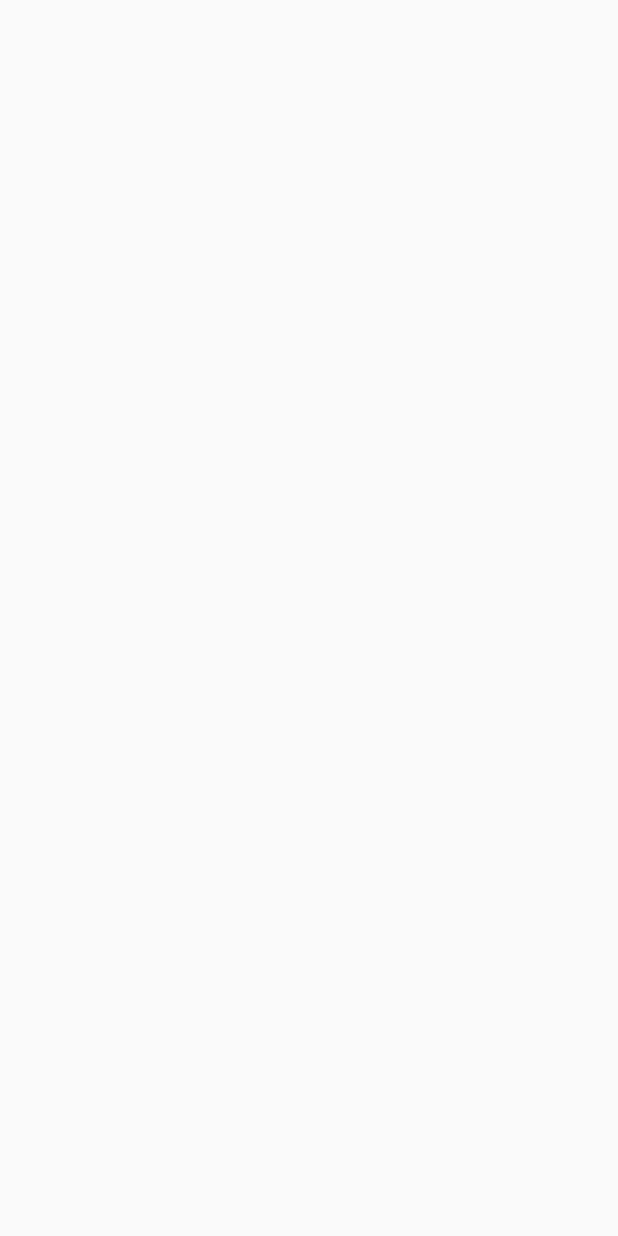
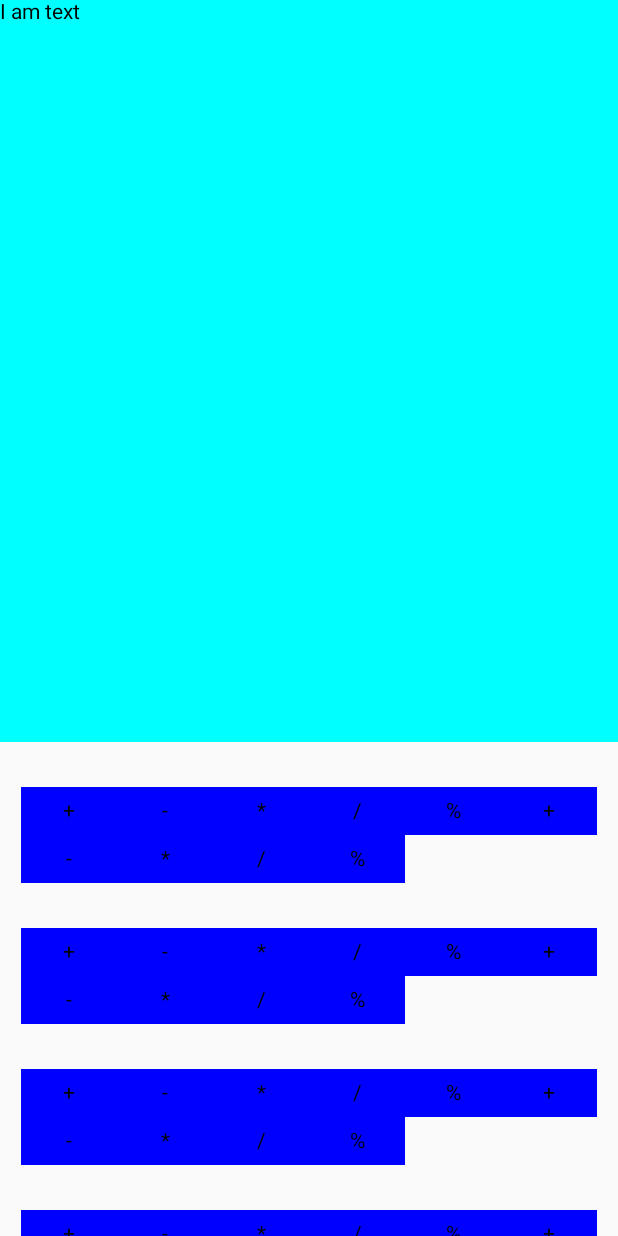
Before and after one commit to VitrivDolkom/hitsFirstMobile, an Android app built with Jetpack Compose: the screen it shows after launch (MainActivity before the commit, CodeBlockActivity after it), on a phone screen of 412 x 824 dp. Before the commit the screen is empty. Run offline under Robolectric (Android 15) with nearby library versions, the phone set to English and light mode, and no system bars.

Commit message:
simple draggable blocks, flow layouts

```diff
--- a/app/src/main/AndroidManifest.xml
+++ b/app/src/main/AndroidManifest.xml
@@ -12,10 +12,10 @@
         android:theme="@style/Theme.FirstMobile"
         tools:targetApi="31">
         <activity
-            android:name=".CodeBlockActivity"
+            android:name=".views.MainActivity"
             android:exported="false" />
         <activity
-            android:name=".views.MainActivity"
+            android:name=".views.CodeBlockActivity"
             android:exported="true"
             android:label="@string/app_name"
             android:theme="@style/Theme.FirstMobile">
--- a/app/src/main/java/com/example/firstmobile/model/MathOperation.kt
+++ b/app/src/main/java/com/example/firstmobile/model/MathOperation.kt
@@ -1,5 +1,6 @@
 package com.example.firstmobile.model
 
 enum class MathOperation(val symbol: Char) {
-    ADD('+'), SUBTRACT('-'), MULTIPLY('*'), DIVIDE('/'), PERCENT('%')
+    ADD('+'), SUBTRACT('-'), MULTIPLY('*'), DIVIDE('/'), PERCENT('%'),
+    ADD1('+'), SUBTRACT1('-'), MULTIPLY1('*'), DIVIDE1('/'), PERCENT1('%')
 }
--- a/app/src/main/java/com/example/firstmobile/ui/theme/Color.kt
+++ b/app/src/main/java/com/example/firstmobile/ui/theme/Color.kt
@@ -6,3 +6,4 @@ val Purple200 = Color(0xFFBB86FC)
 val Purple500 = Color(0xFF6200EE)
 val Purple700 = Color(0xFF3700B3)
 val Teal200 = Color(0xFF03DAC5)
+val BlockBackground = Color.Blue
--- /dev/null
+++ b/app/src/main/java/com/example/firstmobile/utils/flowlayouts/Flow.kt
@@ -0,0 +1,353 @@
+package com.example.firstmobile.utils.flowlayouts
+
+import androidx.compose.foundation.layout.Arrangement
+import androidx.compose.runtime.Composable
+import androidx.compose.ui.Alignment
+import androidx.compose.ui.Modifier
+import androidx.compose.ui.layout.Layout
+import androidx.compose.ui.layout.Placeable
+import androidx.compose.ui.unit.Constraints
+import androidx.compose.ui.unit.Dp
+import androidx.compose.ui.unit.IntSize
+import androidx.compose.ui.unit.LayoutDirection
+import androidx.compose.ui.unit.dp
+import kotlin.math.max
+
+/**
+ * A composable that places its children in a horizontal flow. Unlike [Row], if the
+ * horizontal space is too small to put all the children in one row, multiple rows may be used.
+ *
+ * Note that just like [Row], flex values cannot be used with [FlowRow].
+ *
+ * @param modifier The modifier to be applied to the FlowRow.
+ * @param mainAxisSize The size of the layout in the main axis direction.
+ * @param mainAxisAlignment The alignment of each row's children in the main axis direction.
+ * @param mainAxisSpacing The main axis spacing between the children of each row.
+ * @param crossAxisAlignment The alignment of each row's children in the cross axis direction.
+ * @param crossAxisSpacing The cross axis spacing between the rows of the layout.
+ * @param lastLineMainAxisAlignment Overrides the main axis alignment of the last row.
+ */
+@Composable
+public fun FlowRow(
+    modifier: Modifier = Modifier,
+    mainAxisSize: SizeMode = SizeMode.Wrap,
+    mainAxisAlignment: FlowMainAxisAlignment = FlowMainAxisAlignment.Start,
+    mainAxisSpacing: Dp = 0.dp,
+    crossAxisAlignment: FlowCrossAxisAlignment = FlowCrossAxisAlignment.Start,
+    crossAxisSpacing: Dp = 0.dp,
+    lastLineMainAxisAlignment: FlowMainAxisAlignment = mainAxisAlignment,
+    content: @Composable () -> Unit
+) {
+    Flow(
+        modifier = modifier,
+        orientation = LayoutOrientation.Horizontal,
+        mainAxisSize = mainAxisSize,
+        mainAxisAlignment = mainAxisAlignment,
+        mainAxisSpacing = mainAxisSpacing,
+        crossAxisAlignment = crossAxisAlignment,
+        crossAxisSpacing = crossAxisSpacing,
+        lastLineMainAxisAlignment = lastLineMainAxisAlignment,
+        content = content
+    )
+}
+
+/**
+ * A composable that places its children in a vertical flow. Unlike [Column], if the
+ * vertical space is too small to put all the children in one column, multiple columns may be used.
+ *
+ * Note that just like [Column], flex values cannot be used with [FlowColumn].
+ *
+ * @param modifier The modifier to be applied to the FlowColumn.
+ * @param mainAxisSize The size of the layout in the main axis direction.
+ * @param mainAxisAlignment The alignment of each column's children in the main axis direction.
+ * @param mainAxisSpacing The main axis spacing between the children of each column.
+ * @param crossAxisAlignment The alignment of each column's children in the cross axis direction.
+ * @param crossAxisSpacing The cross axis spacing between the columns of the layout.
+ * @param lastLineMainAxisAlignment Overrides the main axis alignment of the last column.
+ */
+@Composable
+public fun FlowColumn(
+    modifier: Modifier = Modifier,
+    mainAxisSize: SizeMode = SizeMode.Wrap,
+    mainAxisAlignment: FlowMainAxisAlignment = FlowMainAxisAlignment.Start,
+    mainAxisSpacing: Dp = 0.dp,
+    crossAxisAlignment: FlowCrossAxisAlignment = FlowCrossAxisAlignment.Start,
+    crossAxisSpacing: Dp = 0.dp,
+    lastLineMainAxisAlignment: FlowMainAxisAlignment = mainAxisAlignment,
+    content: @Composable () -> Unit
+) {
+    Flow(
+        modifier = modifier,
+        orientation = LayoutOrientation.Vertical,
+        mainAxisSize = mainAxisSize,
+        mainAxisAlignment = mainAxisAlignment,
+        mainAxisSpacing = mainAxisSpacing,
+        crossAxisAlignment = crossAxisAlignment,
+        crossAxisSpacing = crossAxisSpacing,
+        lastLineMainAxisAlignment = lastLineMainAxisAlignment,
+        content = content
+    )
+}
+
+/**
+ * Used to specify the alignment of a layout's children, in cross axis direction.
+ */
+public enum class FlowCrossAxisAlignment {
+    /**
+     * Place children such that their center is in the middle of the cross axis.
+     */
+    Center,
+    /**
+     * Place children such that their start edge is aligned to the start edge of the cross axis.
+     */
+    Start,
+    /**
+     * Place children such that their end edge is aligned to the end edge of the cross axis.
+     */
+    End,
+}
+
+public typealias FlowMainAxisAlignment = MainAxisAlignment
+
+/**
+ * Layout model that arranges its children in a horizontal or vertical flow.
+ */
+@Composable
+private fun Flow(
+    modifier: Modifier,
+    orientation: LayoutOrientation,
+    mainAxisSize: SizeMode,
+    mainAxisAlignment: FlowMainAxisAlignment,
+    mainAxisSpacing: Dp,
+    crossAxisAlignment: FlowCrossAxisAlignment,
+    crossAxisSpacing: Dp,
+    lastLineMainAxisAlignment: FlowMainAxisAlignment,
+    content: @Composable () -> Unit
+) {
+    fun Placeable.mainAxisSize() =
+        if (orientation == LayoutOrientation.Horizontal) width else height
+    fun Placeable.crossAxisSize() =
+        if (orientation == LayoutOrientation.Horizontal) height else width
+
+    Layout(content, modifier) { measurables, outerConstraints ->
+        val sequences = mutableListOf<List<Placeable>>()
+        val crossAxisSizes = mutableListOf<Int>()
+        val crossAxisPositions = mutableListOf<Int>()
+
+        var mainAxisSpace = 0
+        var crossAxisSpace = 0
+
+        val currentSequence = mutableListOf<Placeable>()
+        var currentMainAxisSize = 0
+        var currentCrossAxisSize = 0
+
+        val constraints = OrientationIndependentConstraints(outerConstraints, orientation)
+
+        val childConstraints = if (orientation == LayoutOrientation.Horizontal) {
+            Constraints(maxWidth = constraints.mainAxisMax)
+        } else {
+            Constraints(maxHeight = constraints.mainAxisMax)
+        }
+
+        // Return whether the placeable can be added to the current sequence.
+        fun canAddToCurrentSequence(placeable: Placeable) =
+            currentSequence.isEmpty() || currentMainAxisSize + mainAxisSpacing.roundToPx() +
+                    placeable.mainAxisSize() <= constraints.mainAxisMax
+
+        // Store current sequence information and start a new sequence.
+        fun startNewSequence() {
+            if (sequences.isNotEmpty()) {
+                crossAxisSpace += crossAxisSpacing.roundToPx()
+            }
+            sequences += currentSequence.toList()
+            crossAxisSizes += currentCrossAxisSize
+            crossAxisPositions += crossAxisSpace
+
+            crossAxisSpace += currentCrossAxisSize
+            mainAxisSpace = max(mainAxisSpace, currentMainAxisSize)
+
+            currentSequence.clear()
+            currentMainAxisSize = 0
+            currentCrossAxisSize = 0
+        }
+
+        for (measurable in measurables) {
+            // Ask the child for its preferred size.
+            val placeable = measurable.measure(childConstraints)
+
+            // Start a new sequence if there is not enough space.
+            if (!canAddToCurrentSequence(placeable)) startNewSequence()
+
+            // Add the child to the current sequence.
+            if (currentSequence.isNotEmpty()) {
+                currentMainAxisSize += mainAxisSpacing.roundToPx()
+            }
+            currentSequence.add(placeable)
+            currentMainAxisSize += placeable.mainAxisSize()
+            currentCrossAxisSize = max(currentCrossAxisSize, placeable.crossAxisSize())
+        }
+
+        if (currentSequence.isNotEmpty()) startNewSequence()
+
+        val mainAxisLayoutSize = if (constraints.mainAxisMax != Constraints.Infinity &&
+            mainAxisSize == SizeMode.Expand
+        ) {
+            constraints.mainAxisMax
+        } else {
+            max(mainAxisSpace, constraints.mainAxisMin)
+        }
+        val crossAxisLayoutSize = max(crossAxisSpace, constraints.crossAxisMin)
+
+        val layoutWidth = if (orientation == LayoutOrientation.Horizontal) {
+            mainAxisLayoutSize
+        } else {
+            crossAxisLayoutSize
+        }
+        val layoutHeight = if (orientation == LayoutOrientation.Horizontal) {
+            crossAxisLayoutSize
+        } else {
+            mainAxisLayoutSize
+        }
+
+        layout(layoutWidth, layoutHeight) {
+            sequences.forEachIndexed { i, placeables ->
+                val childrenMainAxisSizes = IntArray(placeables.size) { j ->
+                    placeables[j].mainAxisSize() +
+                            if (j < placeables.lastIndex) mainAxisSpacing.roundToPx() else 0
+                }
+                val alignment = if (i < sequences.lastIndex) {
+                    mainAxisAlignment
+                } else {
+                    lastLineMainAxisAlignment
+                }
+
+                val mainAxisPositions = IntArray(childrenMainAxisSizes.size) { 0 }
+                when (orientation) {
+                    LayoutOrientation.Horizontal -> with(alignment.toHorizontalArrangement()) {
+                        arrange(
+                            mainAxisLayoutSize,
+                            childrenMainAxisSizes,
+                            layoutDirection,
+                            mainAxisPositions
+                        )
+                    }
+                    LayoutOrientation.Vertical -> with(alignment.toVerticalArrangement()) {
+                        arrange(mainAxisLayoutSize, childrenMainAxisSizes, mainAxisPositions)
+                    }
+                }
+
+                placeables.forEachIndexed { j, placeable ->
+                    val crossAxisSize = placeable.crossAxisSize()
+                    val crossAxis = when (crossAxisAlignment) {
+                        FlowCrossAxisAlignment.Start -> 0
+                        FlowCrossAxisAlignment.End ->
+                            crossAxisSizes[i] - crossAxisSize
+                        FlowCrossAxisAlignment.Center ->
+                            Alignment.Center.align(
+                                IntSize.Zero,
+                                IntSize(
+                                    width = 0,
+                                    height = crossAxisSizes[i] - crossAxisSize
+                                ),
+                                LayoutDirection.Ltr
+                            ).y
+                    }
+
+                    val crossAxisPosition = crossAxisPositions[i] + crossAxis
+                    if (orientation == LayoutOrientation.Horizontal) {
+                        placeable.place(
+                            x = mainAxisPositions[j],
+                            y = crossAxisPosition
+                        )
+                    } else {
+                        placeable.place(
+                            x = when (layoutDirection) {
+                                LayoutDirection.Ltr ->
+                                    crossAxisPosition
+                                LayoutDirection.Rtl ->
+                                    crossAxisLayoutSize - crossAxisPosition - crossAxisSize
+                            },
+                            y = mainAxisPositions[j]
+                        )
+                    }
+                }
+            }
+        }
+    }
+}
+
+private fun FlowMainAxisAlignment.toHorizontalArrangement() =
+    when (this) {
+        FlowMainAxisAlignment.Center -> Arrangement.Center
+        FlowMainAxisAlignment.Start -> Arrangement.Start
+        FlowMainAxisAlignment.End -> Arrangement.End
+        FlowMainAxisAlignment.SpaceEvenly -> Arrangement.SpaceEvenly
+        FlowMainAxisAlignment.SpaceBetween -> Arrangement.SpaceBetween
+        FlowMainAxisAlignment.SpaceAround -> Arrangement.SpaceAround
+    }
+
+private fun FlowMainAxisAlignment.toVerticalArrangement() =
+    when (this) {
+        FlowMainAxisAlignment.Center -> Arrangement.Center
+        FlowMainAxisAlignment.Start -> Arrangement.Top
+        FlowMainAxisAlignment.End -> Arrangement.Bottom
+        FlowMainAxisAlignment.SpaceEvenly -> Arrangement.SpaceEvenly
+        FlowMainAxisAlignment.SpaceBetween -> Arrangement.SpaceBetween
+        FlowMainAxisAlignment.SpaceAround -> Arrangement.SpaceAround
+    }
+
+/**
+ * Used to specify how a layout chooses its own size when multiple behaviors are possible.
+ */
+// TODO(popam): remove this when Flow is reworked
+public enum class SizeMode {
+    /**
+     * Minimize the amount of free space by wrapping the children,
+     * subject to the incoming layout constraints.
+     */
+    Wrap,
+    /**
+     * Maximize the amount of free space by expanding to fill the available space,
+     * subject to the incoming layout constraints.
+     */
+    Expand
+}
+
+/**
+ * Used to specify the alignment of a layout's children, in main axis direction.
+ */
+public enum class MainAxisAlignment {
+    /**
+     * Place children such that they are as close as possible to the middle of the main axis.
+     */
+    Center,
+
+    /**
+     * Place children such that they are as close as possible to the start of the main axis.
+     */
+    Start,
+
+    /**
+     * Place children such that they are as close as possible to the end of the main axis.
+     */
+    End,
+
+    /**
+     * Place children such that they are spaced evenly across the main axis, including free
+     * space before the first child and after the last child.
+     */
+    SpaceEvenly,
+
+    /**
+     * Place children such that they are spaced evenly across the main axis, without free
+     * space before the first child or after the last child.
+     */
+    SpaceBetween,
+
+    /**
+     * Place children such that they are spaced evenly across the main axis, including free
+     * space before the first child and after the last child, but half the amount of space
+     * existing otherwise between two consecutive children.
+     */
+    SpaceAround;
+}
--- /dev/null
+++ b/app/src/main/java/com/example/firstmobile/utils/flowlayouts/Layout.kt
@@ -0,0 +1,22 @@
+package com.example.firstmobile.utils.flowlayouts
+
+import androidx.compose.ui.unit.Constraints
+
+internal enum class LayoutOrientation {
+    Horizontal,
+    Vertical
+}
+
+internal data class OrientationIndependentConstraints(
+    val mainAxisMin: Int,
+    val mainAxisMax: Int,
+    val crossAxisMin: Int,
+    val crossAxisMax: Int
+) {
+    constructor(c: Constraints, orientation: LayoutOrientation) : this(
+        if (orientation === LayoutOrientation.Horizontal) c.minWidth else c.minHeight,
+        if (orientation === LayoutOrientation.Horizontal) c.maxWidth else c.maxHeight,
+        if (orientation === LayoutOrientation.Horizontal) c.minHeight else c.minWidth,
+        if (orientation === LayoutOrientation.Horizontal) c.maxHeight else c.maxWidth
+    )
+}
--- a/app/src/main/java/com/example/firstmobile/views/CodeBlockActivity.kt
+++ b/app/src/main/java/com/example/firstmobile/views/CodeBlockActivity.kt
@@ -1,15 +1,95 @@
 package com.example.firstmobile.views
 
-import androidx.appcompat.app.AppCompatActivity
 import android.os.Bundle
+import androidx.activity.ComponentActivity
 import androidx.activity.compose.setContent
+import androidx.compose.foundation.background
+import androidx.compose.foundation.gestures.detectDragGestures
+import androidx.compose.foundation.layout.*
+import androidx.compose.foundation.lazy.LazyColumn
+import androidx.compose.material.Text
+import androidx.compose.runtime.Composable
+import androidx.compose.runtime.mutableStateOf
+import androidx.compose.runtime.remember
+import androidx.compose.ui.Alignment
+import androidx.compose.ui.Modifier
+import androidx.compose.ui.graphics.Color
+import androidx.compose.ui.input.pointer.consumeAllChanges
+import androidx.compose.ui.input.pointer.pointerInput
+import androidx.compose.ui.unit.IntOffset
+import androidx.compose.ui.unit.dp
+import com.example.firstmobile.model.MathOperation
+import com.example.firstmobile.utils.flowlayouts.FlowRow
+import kotlin.math.roundToInt
 
-class CodeBlockActivity : AppCompatActivity() {
+class CodeBlockActivity : ComponentActivity() {
     override fun onCreate(savedInstanceState: Bundle?) {
         super.onCreate(savedInstanceState)
 
         setContent {
+            Column(
+                modifier = Modifier.fillMaxSize()
 
+            ) {
+                Box(
+                    modifier = Modifier
+                        .fillMaxWidth()
+                        .weight(0.6f)
+                        .background(Color.Cyan)
+                ) {
+                    Text(text = "I am text")
+                }
+                LazyColumn(
+                    modifier = Modifier
+                        .fillMaxWidth()
+                        .weight(0.4f),
+                    verticalArrangement = Arrangement.Center,
+                    horizontalAlignment = Alignment.CenterHorizontally
+                ) {
+                    items(count = 10) {
+                        FlowRow(
+                            modifier = Modifier.padding(top = 30.dp)
+                        ) {
+                            val mathOperation = enumValues<MathOperation>()
+
+                            mathOperation.forEach {
+                                CodeBlock(it)
+                            }
+                        }
+                    }
+                }
+            }
         }
     }
 }
+
+@Composable
+fun CodeBlock(operation: MathOperation) {
+    val isMovable = remember { mutableStateOf(true) }
+    val offsetX = remember { mutableStateOf(0f) }
+    val offsetY = remember { mutableStateOf(0f) }
+
+    Box(modifier = Modifier
+        .offset {
+            IntOffset(x = offsetX.value.roundToInt(), y = offsetY.value.roundToInt())
+        }
+        .pointerInput(Unit) {
+            detectDragGestures { change, dragAmount ->
+                change.consumeAllChanges()
+
+                if (isMovable.value) {
+                    if ((offsetX.value + dragAmount.x) < 50) {
+                        offsetX.value += dragAmount.x
+                    } else {
+                        isMovable.value = false
+                    }
+                    offsetY.value += dragAmount.y
+                }
+            }
+        }
+        .width(64.dp)
+        .height(32.dp)
+        .background(Color.Blue), contentAlignment = Alignment.Center) {
+        Text(text = operation.symbol.toString())
+    }
+}
--- a/app/src/main/java/com/example/firstmobile/views/MainActivity.kt
+++ b/app/src/main/java/com/example/firstmobile/views/MainActivity.kt
@@ -3,6 +3,7 @@ package com.example.firstmobile.views
 import android.os.Bundle
 import androidx.activity.ComponentActivity
 import androidx.activity.compose.setContent
+import androidx.appcompat.app.AppCompatActivity
 import androidx.compose.foundation.*
 import androidx.compose.foundation.layout.*
 import androidx.compose.foundation.shape.CircleShape
@@ -21,7 +22,7 @@ import androidx.compose.ui.res.painterResource
 import androidx.compose.ui.tooling.preview.PreviewParameter
 import androidx.compose.ui.unit.dp
 
-class MainActivity : ComponentActivity() {
+class MainActivity : AppCompatActivity() {
     override fun onCreate(savedInstanceState: Bundle?) {
         super.onCreate(savedInstanceState)
         setContent {
```
